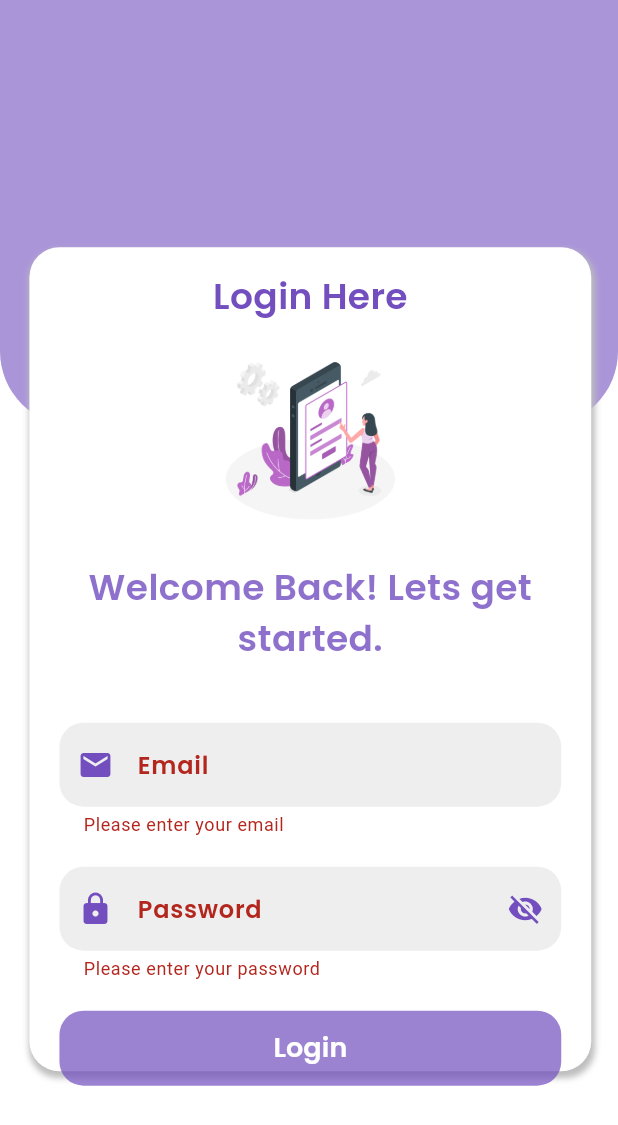
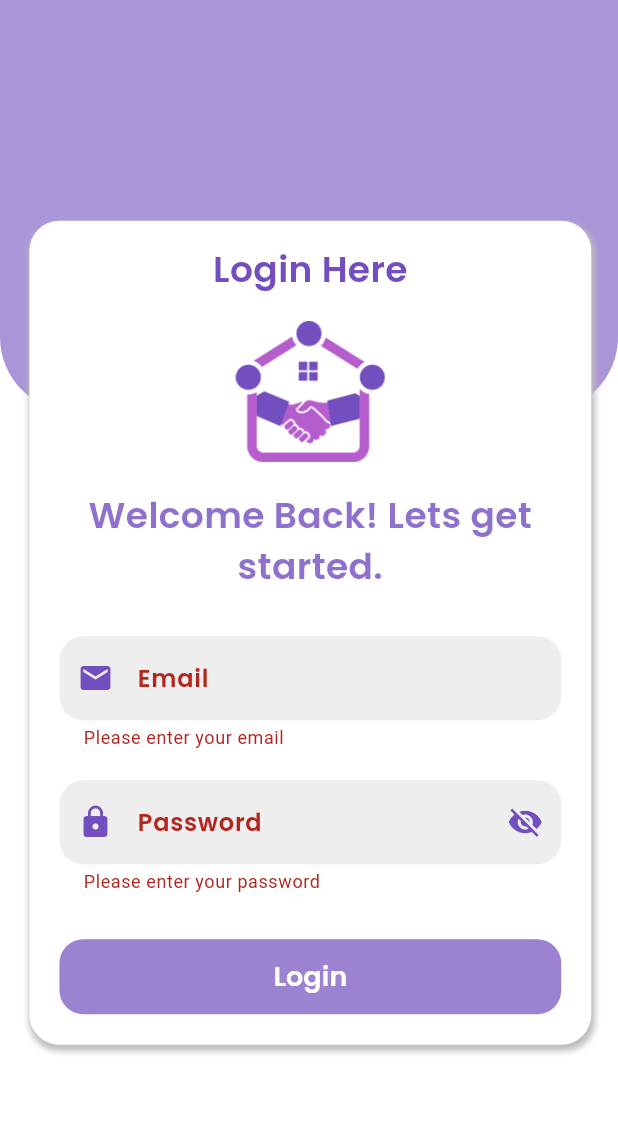
Before and after one commit to meet-shiyaniya/staff_lead_mgt, a Flutter app: the LoginScreen screen opened by its route, after a tap on "Login", on a phone screen of 412 x 824 dp. Shown: the top 1125 px of the screen. Run offline on Flutter 3.47's test engine with Material 3 defaults, Android fonts, the phone set to English and light mode, and no system bars; our stand-ins replace animate_do, auto_size_text, dotted_border, dropdown_button2, emoji_picker_flutter, fl_chart and 13 more; missing offline and left inert: google_ml_kit, switcher_button; accounts and stored records are empty.

Commit message:
ui responsive done.

```diff
--- a/lib/social_module/login_screen/login_screen.dart
+++ b/lib/social_module/login_screen/login_screen.dart
@@ -41,7 +41,7 @@ class _LoginScreenState extends State<LoginScreen> {
         body: Stack(
           children: [
             Container(
-              height: MediaQuery.of(context).size.height/2.9,
+              height: MediaQuery.of(context).size.height/3,
               width: double.infinity,
               padding: EdgeInsets.all(20),
               decoration: BoxDecoration(
@@ -60,7 +60,7 @@ class _LoginScreenState extends State<LoginScreen> {
 
             Container(),
             Positioned(
-                top: MediaQuery.of(context).size.height/5,
+                top: MediaQuery.of(context).size.height/5.6,
                 left: MediaQuery.of(context).size.width/21,
                 child:Container(
                     height:MediaQuery.of(context).size.height/1.5,
@@ -82,7 +82,9 @@ class _LoginScreenState extends State<LoginScreen> {
                     child:Column(
                         children:[
                           Text("Login Here",style:TextStyle(color: AppColors.primaryColor,fontSize: 24,fontFamily: "poppins_thin"),),
-                          Image.asset('asset/social_module/images/login/newlogin.png', height: 160, width: 160),
+                          SizedBox(height: 15,),
+                          Image.asset('asset/rtosmart.png', height: 100, width: 100),
+                          SizedBox(height: 15,),
                           Text(
                             'Welcome Back! Lets get started.',
                             textAlign: TextAlign.center,
@@ -94,7 +96,7 @@ class _LoginScreenState extends State<LoginScreen> {
                               // color: Colors.black54,
                             ),
                           ),
-                          const SizedBox(height: 40),
+                          const SizedBox(height: 30),
                           Form(
                             key: _formKey,
                             child: Column(
@@ -163,7 +165,7 @@ class _LoginScreenState extends State<LoginScreen> {
                                     return null;
                                   },
                                 ),
-                                const SizedBox(height: 20),
+                                const SizedBox(height: 30),
                                 // Login Button
                                 Container(
                                   width: double.infinity,
@@ -175,8 +177,7 @@ class _LoginScreenState extends State<LoginScreen> {
                                   child: TextButton(
                                     onPressed: () {
                                       if (_formKey.currentState!.validate()) {
-                                        _markAttendanceAndNavigate(context);
-                                        // Navigator.pushReplacement(context, MaterialPageRoute(builder: (context)=>FaceOnboarding()));
+                                        Navigator.pushReplacement(context, MaterialPageRoute(builder: (context)=>FaceOnboarding()));
                                       }
                                     },
                                     child: const Text(
--- a/lib/staff_HRM_module/Screen/Staff HR Screens/Staff Working Details/staff_Work_Det_Screen.dart
+++ b/lib/staff_HRM_module/Screen/Staff HR Screens/Staff Working Details/staff_Work_Det_Screen.dart
@@ -110,7 +110,7 @@ class staffWorkDetScreen extends StatelessWidget {
               Container(
 
                 height: title == "Location" ? 37 : 18,
-                width: MediaQuery.of(context).size.width.toDouble() * 0.65,
+                width: MediaQuery.of(context).size.width.toDouble() / 1.6,
                 // color: Colors.red.shade100,
                 child: Text(data, style: TextStyle(fontWeight: FontWeight.w100, fontFamily: "poppins_thin", fontSize: 13, color: Colors.grey.shade600,), maxLines: title == "Location" ? 2 : 1, overflow: TextOverflow.ellipsis,),
 
```
Also changed, not shown: lib/staff_HRM_module/Screen/Staff HR Screens/Staff Leave/add_Leave_Request_Screen.dart (+4 -4 lines), asset/rtosmart.png (added).
